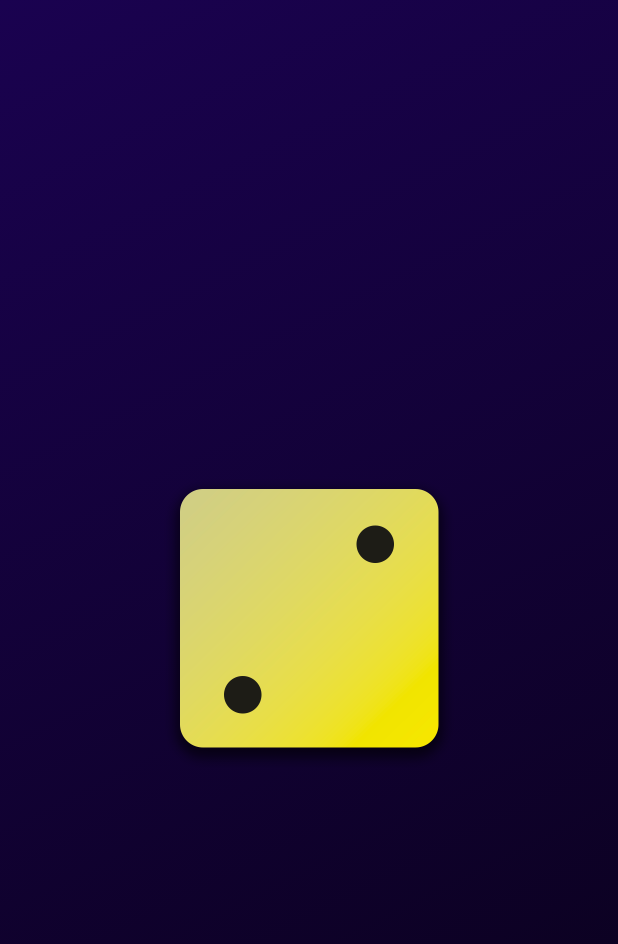
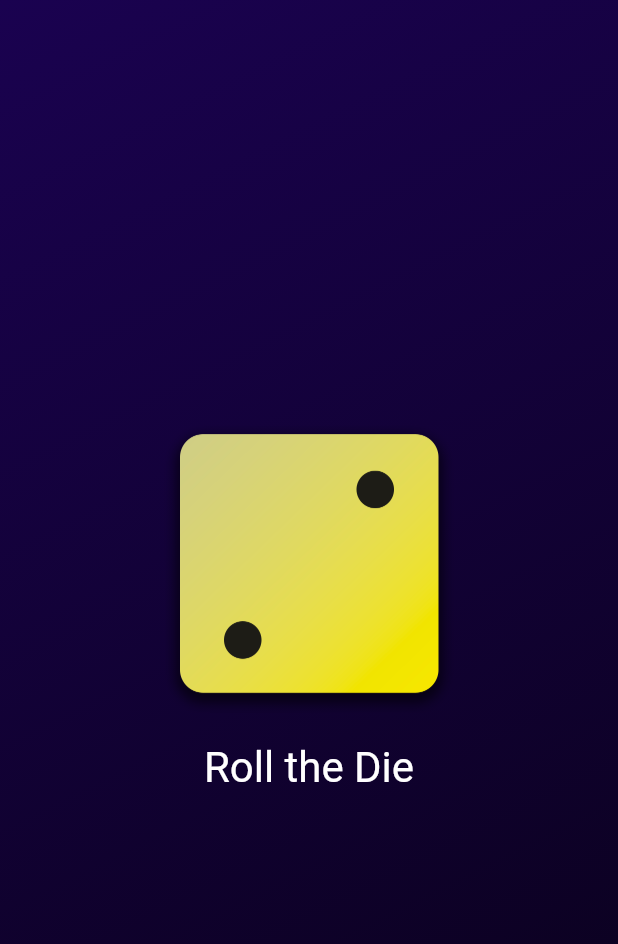
Before and after one commit to BenNassimi/first_app, a Flutter app: the screen it shows after launch, on a phone screen of 412 x 824 dp. Shown: the top 944 px of the screen. Run offline on Flutter 3.47's test engine with Material 3 defaults, Android fonts, the phone set to English and light mode, and no system bars.

Commit message:
Finished dice project

```diff
--- /dev/null
+++ b/lib/dice_roller.dart
@@ -0,0 +1,44 @@
+import 'package:flutter/material.dart';
+import 'dart:math';
+
+class DiceRoller extends StatefulWidget {
+  const DiceRoller({super.key});
+  @override
+  State<DiceRoller> createState() {
+    return _DiceRollerState();
+  }
+}
+
+class _DiceRollerState extends State<DiceRoller> {
+  var currentDiceRoll = 2;
+  void rollDice() {
+    setState(() {
+      currentDiceRoll = Random().nextInt(6) + 1;
+    });
+    print('Rolling dice...');
+  }
+
+  @override
+  Widget build(context) {
+    return Column(
+      mainAxisSize: MainAxisSize.min,
+      children: [
+        Image.asset(
+          'assets/images/dice-$currentDiceRoll.png',
+          width: 200,
+        ),
+        TextButton(
+          onPressed: rollDice,
+          style: TextButton.styleFrom(
+            padding: const EdgeInsets.all(20),
+            foregroundColor: Colors.white,
+            textStyle: const TextStyle(
+              fontSize: 28,
+            ),
+          ),
+          child: const Text("Roll the Die"),
+        ),
+      ],
+    );
+  }
+}
--- a/lib/gradent_container.dart
+++ b/lib/gradent_container.dart
@@ -1,13 +1,19 @@
 import 'package:first_app/centered.dart';
-import 'package:flutter/widgets.dart';
+import 'package:first_app/dice_roller.dart';
 import 'package:flutter/material.dart';
 
-class GradientContainer extends StatelessWidget{
-  GradientContainer(this.startAlignment, this.endAlignment,{super.key});
+class GradientContainer extends StatelessWidget {
+  GradientContainer(this.startAlignment, this.endAlignment, {super.key});
   Alignment startAlignment;
   Alignment endAlignment;
   @override
   Widget build(BuildContext context) {
+    var activeDiceImage = 'assets/images/dice-2.png';
+    void rollDice() {
+      activeDiceImage = 'assets/images/dice-4.png';
+      print("Rolling the dice");
+    }
+
     return Container(
       decoration: BoxDecoration(
         gradient: LinearGradient(
@@ -19,11 +25,8 @@ class GradientContainer extends StatelessWidget{
           ],
         ),
       ),
-      child: Center(
-        child: Image.asset(
-          'assets/images/dice-2.png',
-          width:200,
-        ),
+      child: const Center(
+        child: DiceRoller(),
       ),
     );
   }
```
